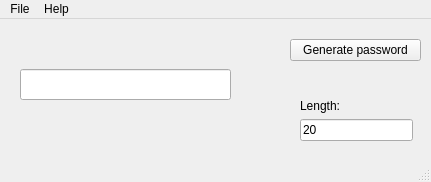
Qt form mainwindow.ui (midnightgalaxy/PasswordGenerator_QTgui) before a commit.
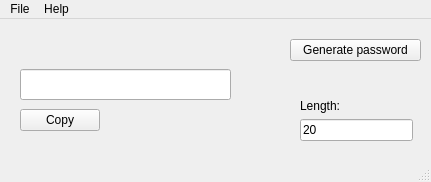
The same form after that commit.

Commit message: added copy functionality

Diff of the .ui file:
```diff
--- a/mainwindow.ui
+++ b/mainwindow.ui
@@ -63,6 +63,19 @@
      <string>Length:</string>
     </property>
    </widget>
+   <widget class="QPushButton" name="pushButton_2">
+    <property name="geometry">
+     <rect>
+      <x>20</x>
+      <y>90</y>
+      <width>80</width>
+      <height>22</height>
+     </rect>
+    </property>
+    <property name="text">
+     <string>Copy</string>
+    </property>
+   </widget>
   </widget>
   <widget class="QMenuBar" name="menuBar">
    <property name="geometry">
```
Left out of the diff: 17 changed lines with no effect on the pictures. The commit also changes 2 other files.
